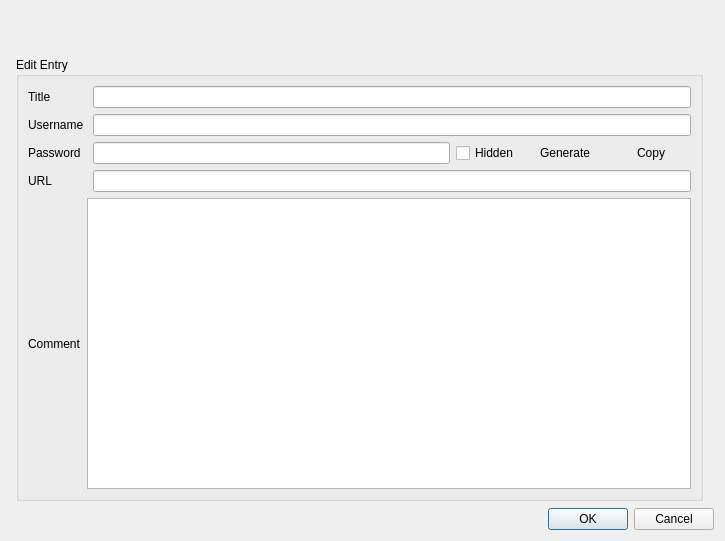
The window that ui/Entry.ui (tcShadowWalker/XKey) describes before a commit, drawn with Qt 5.
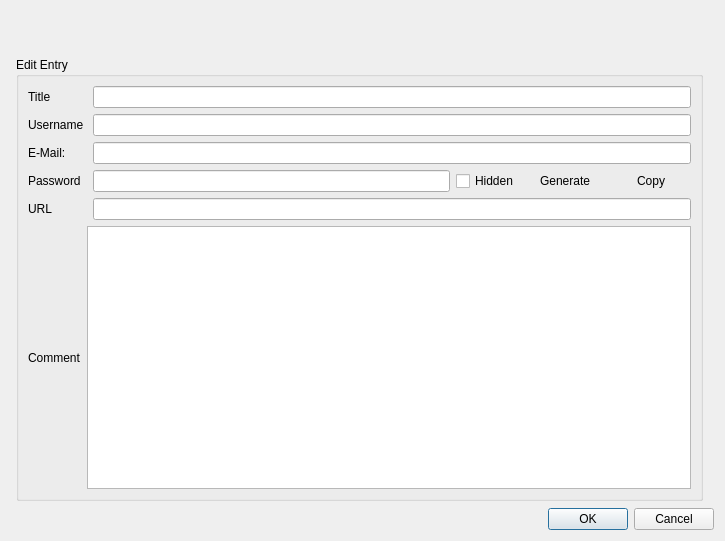
The same window after the commit. Icons and pictures are not drawn.

Commit message:
Support for email fields
- Allow printing passwords on console
- Bump XKeyFileFormat version to 12

The edit to the form file:
```diff
--- a/ui/Entry.ui
+++ b/ui/Entry.ui
@@ -42,6 +42,12 @@
      <layout class="QVBoxLayout" name="verticalLayout">
       <item>
        <layout class="QGridLayout" name="gridLayout">
+        <item row="4" column="2">
+         <widget class="QLineEdit" name="urlEdit"/>
+        </item>
+        <item row="0" column="2">
+         <widget class="QLineEdit" name="titleEdit"/>
+        </item>
         <item row="1" column="0" colspan="2">
          <widget class="QLabel" name="label_2">
           <property name="text">
@@ -49,14 +55,14 @@
           </property>
          </widget>
         </item>
-        <item row="2" column="0" colspan="2">
+        <item row="3" column="0" colspan="2">
          <widget class="QLabel" name="label_3">
           <property name="text">
            <string>Password</string>
           </property>
          </widget>
         </item>
-        <item row="2" column="2">
+        <item row="3" column="2">
          <layout class="QHBoxLayout" name="horizontalLayout">
           <item>
            <widget class="QLineEdit" name="passwordEdit">
@@ -126,7 +132,7 @@
           </item>
          </layout>
         </item>
-        <item row="4" column="0">
+        <item row="5" column="0">
          <widget class="QLabel" name="label_5">
           <property name="text">
            <string>Comment</string>
@@ -136,10 +142,10 @@
         <item row="1" column="2">
          <widget class="QLineEdit" name="usernameEdit"/>
         </item>
-        <item row="4" column="1" colspan="2">
+        <item row="5" column="1" colspan="2">
          <widget class="QTextEdit" name="commentEdit"/>
         </item>
-        <item row="3" column="0" colspan="2">
+        <item row="4" column="0" colspan="2">
          <widget class="QLabel" name="label_4">
           <property name="text">
            <string>URL</string>
@@ -153,11 +159,15 @@
           </property>
          </widget>
         </item>
-        <item row="3" column="2">
-         <widget class="QLineEdit" name="urlEdit"/>
+        <item row="2" column="0">
+         <widget class="QLabel" name="label_6">
+          <property name="text">
+           <string>E-Mail:</string>
+          </property>
+         </widget>
         </item>
-        <item row="0" column="2">
-         <widget class="QLineEdit" name="titleEdit"/>
+        <item row="2" column="2">
+         <widget class="QLineEdit" name="emailEdit"/>
         </item>
        </layout>
       </item>
```
The commit also changes 8 other files.
